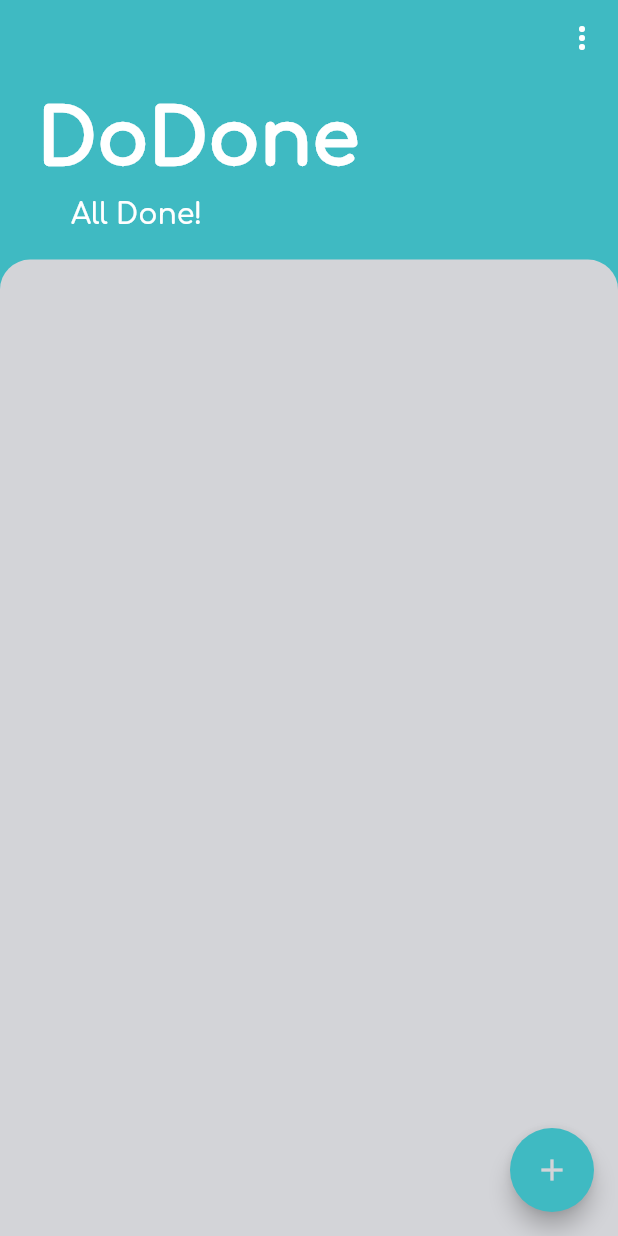
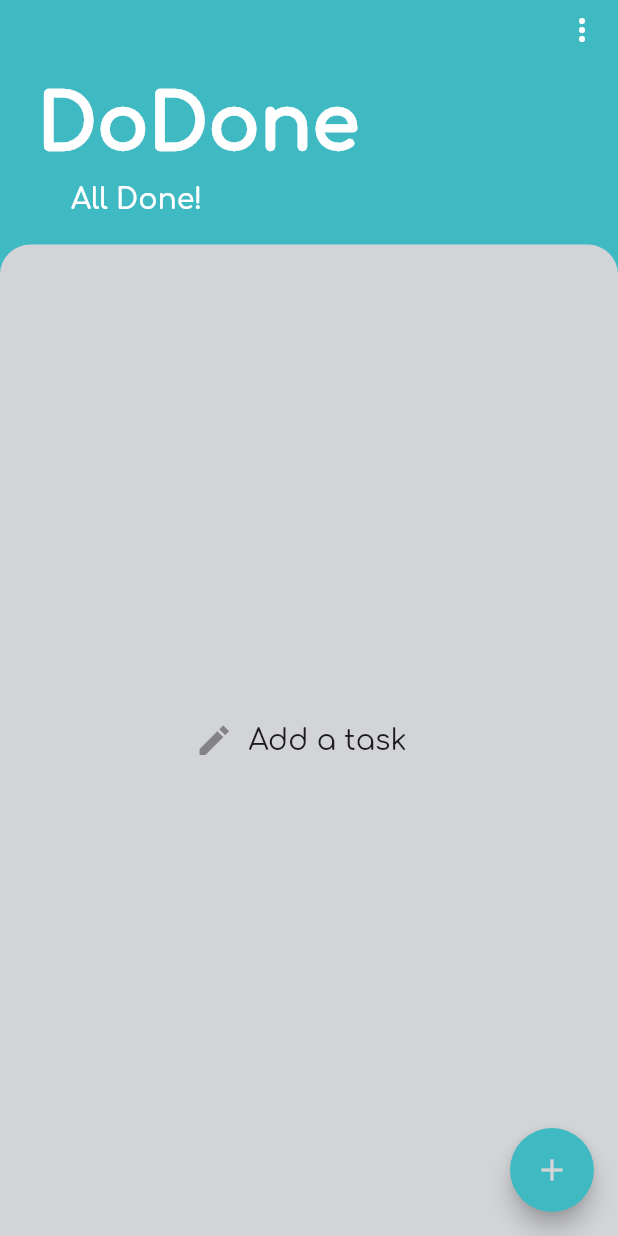
Before and after one commit to soham-pagi/dodone, a Flutter app: the screen it shows after launch, on a phone screen of 412 x 824 dp. Run offline on Flutter 3.47's test engine with Material 2 defaults, Android fonts, the phone set to English and light mode, and no system bars; our stand-ins replace flutter_local_notifications, fluttertoast, package_info_plus, shared_preferences.

Commit message:
Add text in home screen

```diff
--- a/lib/constants.dart
+++ b/lib/constants.dart
@@ -12,7 +12,7 @@ const kRoundBorderShape = RoundedRectangleBorder(borderRadius: BorderRadius.all(
 const kSmallFontStyle = TextStyle(fontSize: 18.0);
 const kDefaultFontStyle = TextStyle(fontSize: 20.0);
 const kPrimaryFontStyle = TextStyle(fontWeight: FontWeight.bold, color: kPrimaryColor, fontSize: 19.0);
-const kDialogTitleStyle = TextStyle(fontSize: 22.0, color: kPrimaryColor, fontWeight: FontWeight.bold);
+const kDialogTitleStyle = TextStyle(fontSize: 22.0, color: kPrimaryColor, fontWeight: FontWeight.w900);
 const kDefaultDialogButtonStyle = TextStyle(fontSize: 19.0, color: kPrimaryColor);
 
 // button style
--- a/lib/main.dart
+++ b/lib/main.dart
@@ -33,8 +33,7 @@ class DoDone extends StatelessWidget {
 
   @override
   Widget build(BuildContext context) {
-    return SafeArea(
-      child: MaterialApp(
+    return MaterialApp(
         theme: ThemeData(
           appBarTheme: const AppBarTheme(
             backgroundColor: kPrimaryColor,
@@ -53,8 +52,7 @@ class DoDone extends StatelessWidget {
           ),
         ),
         // home: const SafeArea(child: MainScreen())
-          home: const MainScreen()
-      ),
+        home: const SafeArea(child: MainScreen())
     );
   }
 }
--- a/lib/screens/main_screen.dart
+++ b/lib/screens/main_screen.dart
@@ -14,7 +14,7 @@ class MainScreen extends StatelessWidget {
   Widget build(BuildContext context) {
     return Scaffold(
       appBar: PreferredSize(
-        preferredSize: const Size.fromHeight(50.0),
+        preferredSize: const Size.fromHeight(40.0),
         child: AppBar(
           actions: [
             PopupMenuButton(
--- a/lib/widgets/task_list.dart
+++ b/lib/widgets/task_list.dart
@@ -1,4 +1,5 @@
 import 'package:flutter/material.dart';
+import 'package:my_todo/constants.dart';
 import 'package:my_todo/models/task_data.dart';
 import 'package:provider/provider.dart';
 import 'add_or_update_task.dart';
@@ -18,12 +19,27 @@ class TaskScreen extends StatelessWidget {
           color: Color(0xFFD3D4D8), // light grey
           borderRadius: BorderRadius.only(topLeft: Radius.circular(20.0), topRight: Radius.circular(20.0))
         ),
-        child: ListView.builder(
+        child: taskData.taskSize > 0 ? ListView.builder(
           padding: const EdgeInsets.only(top: 20.0),
           itemBuilder: (BuildContext context, int index) {
             final task = taskData.allTasks[index];
 
-            return ExpansionTile(
+            return GestureDetector(
+              onDoubleTap: () async {
+                await Clipboard.setData(ClipboardData(text: task.title));
+                showMessage(msg: 'Title copied to clipboard');
+              },
+              onLongPress: () {
+                showModalBottomSheet(
+                    isScrollControlled: true,
+                    backgroundColor: Colors.transparent,
+                    context: context,
+                    builder: (BuildContext context) {
+                      return AddOrUpdateTaskScreen(addScreen: false, task: task, title: task.title, description: task.description);
+                    }
+                );
+              },
+              child: ExpansionTile(
                 shape: Border.all(color: Colors.transparent),
                 key: Key(index.toString()),
                 expandedAlignment: Alignment.centerLeft,
@@ -35,23 +51,7 @@ class TaskScreen extends StatelessWidget {
                   onChanged: (newValue) => taskData.updateTask(task),
                   value: task.isDone,
                 ),
-              title: GestureDetector(
-                onLongPress: () {
-                  showModalBottomSheet(
-                      isScrollControlled: true,
-                      backgroundColor: Colors.transparent,
-                      context: context,
-                      builder: (BuildContext context) {
-                        return AddOrUpdateTaskScreen(addScreen: false, task: task, title: task.title, description: task.description);
-                      }
-                  );
-                },
-                onDoubleTap: () async {
-                  await Clipboard.setData(ClipboardData(text: task.title));
-                  showMessage(msg: 'Title copied to clipboard');
-                },
-                child: Text(task.title, style: TextStyle(fontSize: 20.0, fontWeight: FontWeight.w600, decoration: task.isDone ? TextDecoration.lineThrough : null))
-              ),
+                title: Text(task.title, style: TextStyle(fontSize: 20.0, fontWeight: FontWeight.w600, decoration: task.isDone ? TextDecoration.lineThrough : null)),
                 trailing: IconButton(
                   onPressed: () => context.read<TaskData>().deleteTask(task),
                   icon: const Icon(Icons.close, color: Colors.red,),
@@ -65,9 +65,21 @@ class TaskScreen extends StatelessWidget {
                     child: Text(task.description, style: const TextStyle(fontSize: 20.0))
                   ),
                 ],
+              ),
             );
           },
           itemCount: taskData.taskSize,
+        )
+        :
+        const Center(
+          child: Row(
+            mainAxisAlignment: MainAxisAlignment.center,
+            children: [
+              Icon(Icons.create_sharp, size: 26.0, color: Colors.black38),
+              SizedBox(width: 10.0),
+              Text('Add a task  ', style: kDefaultFontStyle)
+            ],
+          ),
         ),
       ),
     );
```
Also changed, not shown: lib/utils/dialog_utils.dart (+3 -4 lines), 2 other files. Lines whose indentation alone changed are shown as unchanged.
